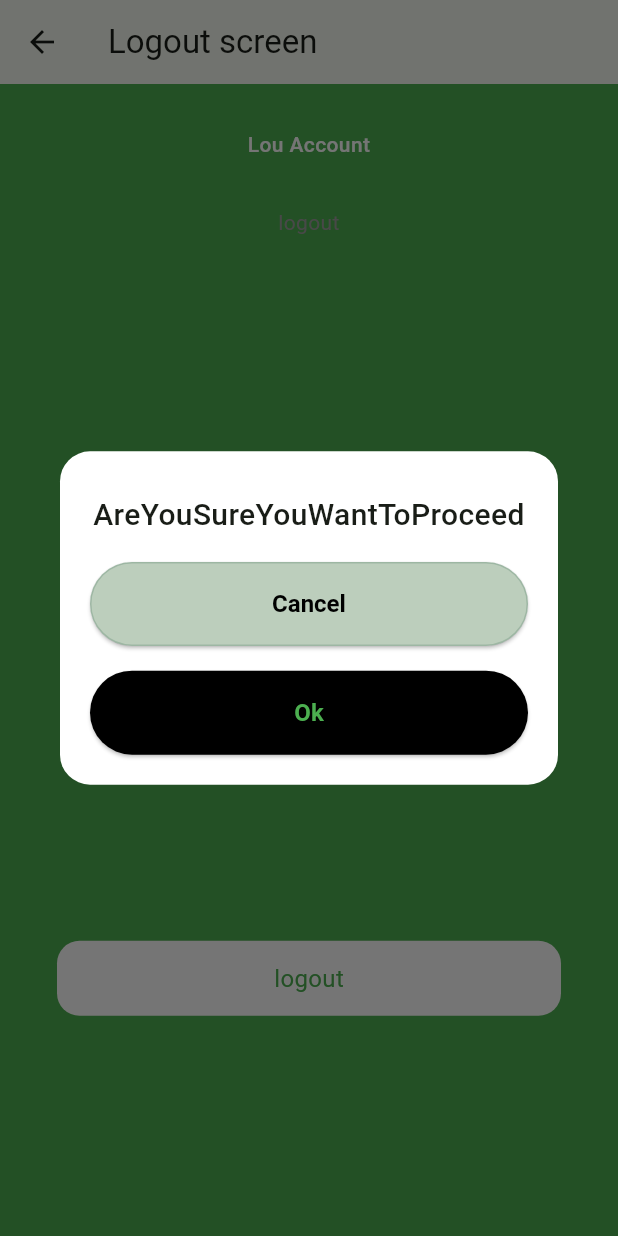
After one commit to farizfarooqui/EV-MobileApp, a Flutter app: the LogoutScreen screen opened directly, after a tap on "logout", on a phone screen of 412 x 824 dp. The commit adds this screen. Run offline on Flutter 3.47's test engine with Material 3 defaults, Android fonts, the phone set to English and light mode, and no system bars; our stand-ins replace circle_nav_bar, cloud_firestore, dio, firebase_auth, firebase_core, flutter_map and 8 more; missing offline and left inert: animated; accounts and stored records are empty; network calls fail.

```diff
--- /dev/null
+++ b/lib/Controller/LogoutController.dart
@@ -0,0 +1,39 @@
+import 'package:firebase_auth/firebase_auth.dart';
+import 'package:get/get.dart';
+import 'package:google_sign_in/google_sign_in.dart';
+import 'package:nobile/Constants/Utils.dart';
+import 'package:nobile/Controller/StationController.dart';
+import 'package:nobile/Views/MainNavBar.dart';
+import 'package:nobile/Views/WelcomeBackScreen.dart';
+
+class LogoutController extends GetxController {
+  RxBool logoutBtnLoading = false.obs;
+  RxBool deleteBtnLoading = false.obs;
+
+  final FirebaseAuth _auth = FirebaseAuth.instance;
+  final GoogleSignIn _googleSignIn = GoogleSignIn();
+
+  Future<void> logout() async {
+    logoutBtnLoading.value = true;
+    try {
+      bool hasInternet = await Utils.checkInternetConnection();
+      if (!hasInternet) {
+        Utils.showError("ERROR", "No internet connection");
+        return;
+      }
+
+      await _auth.signOut();
+      await _googleSignIn.signOut();
+
+      // Delete controllers before navigation
+      logoutBtnLoading.value = false;
+
+      Get.delete<StationController>();
+      Get.delete<MainNavBar>();
+      Get.offAll(() => WelcomeBackScreen());
+    } catch (e) {
+      Utils.showError("ERROR", "Something went wrong: ${e.toString()}");
+      logoutBtnLoading.value = false;
+    }
+  }
+}
--- /dev/null
+++ b/lib/Views/LogoutScreen.dart
@@ -0,0 +1,151 @@
+import 'package:flutter/material.dart';
+import 'package:get/get.dart';
+import 'package:nobile/Constants/Constants.dart';
+import 'package:nobile/Controller/LogoutController.dart';
+import 'package:nobile/Views/Widgets/CustomElevatedButton.dart';
+
+class LogoutScreen extends StatelessWidget {
+  const LogoutScreen({super.key});
+
+  @override
+  Widget build(BuildContext context) {
+    return Scaffold(
+      backgroundColor: colorPrimary,
+      appBar: AppBar(
+        title: const Text("Logout screen"),
+      ),
+      body: SizedBox(
+        height: MediaQuery.of(context).size.height * 0.8,
+        child: Padding(
+          padding: const EdgeInsets.all(30.0),
+          child: Column(
+            mainAxisAlignment: MainAxisAlignment.center,
+            crossAxisAlignment: CrossAxisAlignment.center,
+            children: [
+              const Text(
+                "Lou Account",
+                textAlign: TextAlign.center,
+                // textAlign: TextAlign.center,
+                style: TextStyle(
+                  fontSize: 14,
+                  color: colorSecondary,
+                  fontWeight: FontWeight.w500,
+                ),
+              ),
+              const SizedBox(height: 30),
+              BulletPoint(text: "logout"),
+              const Spacer(),
+              Padding(
+                padding: const EdgeInsets.all(8.0),
+                child:
+                    // LoaderButton2(
+                    //   buttonName: "delete".translate,
+                    //   onPressed: () {
+                    //     showConfirmationDialog();
+                    //   },
+                    // ),
+                    GestureDetector(
+                  onTap: () {
+                    showConfirmationDialog();
+                  },
+                  child: Container(
+                    height: 50,
+                    decoration: BoxDecoration(
+                      borderRadius: BorderRadius.circular(15),
+                      color: colorSecondary,
+                    ),
+                    child: const Center(
+                      child: Text(
+                        "logout",
+                        style: TextStyle(fontSize: 16, color: colorPrimary),
+                      ),
+                    ),
+                  ),
+                ),
+              ),
+            ],
+          ),
+        ),
+      ),
+    );
+  }
+
+  Future<void> showConfirmationDialog() async {
+    final LogoutController controller = Get.put(LogoutController());
+    Get.dialog(
+      Column(
+        mainAxisAlignment: MainAxisAlignment.center,
+        children: [
+          Padding(
+            padding: const EdgeInsets.symmetric(horizontal: 40),
+            child: Container(
+              decoration: const BoxDecoration(
+                color: Colors.white,
+                borderRadius: BorderRadius.all(
+                  Radius.circular(20),
+                ),
+              ),
+              child: Padding(
+                padding: const EdgeInsets.all(20.0),
+                child: Material(
+                  color: Colors.transparent,
+                  child: Column(
+                    children: [
+                      SizedBox(height: Get.height * 0.01),
+                      Text(
+                        "AreYouSureYouWantToProceed",
+                        textAlign: TextAlign.center,
+                        style: TextStyle(
+                            fontWeight: FontWeight.w500, fontSize: 20),
+                      ),
+                      SizedBox(height: Get.height * 0.02),
+                      CustomElevatedButton(
+                          fontWeight: FontWeight.bold,
+                          borderColor: const Color(0xff2e124c33),
+                          text: 'Cancel',
+                          backgroundColor: colorNavBar,
+                          onpress: () {
+                            Get.back();
+                          }),
+                      SizedBox(height: Get.height * 0.02),
+                      Obx(
+                        () => CustomElevatedButton(
+                            loading: controller.deleteBtnLoading.value,
+                            fontWeight: FontWeight.bold,
+                            // elevation: 2,
+                            text: 'Ok',
+                            textColor: colorPrimary,
+                            backgroundColor: Colors.black,
+                            onpress: () {
+                              controller.logout();
+                            }),
+                      )
+                    ],
+                  ),
+                ),
+              ),
+            ),
+          ),
+        ],
+      ),
+    );
+  }
+}
+
+class BulletPoint extends StatelessWidget {
+  final String text;
+
+  const BulletPoint({Key? key, required this.text}) : super(key: key);
+
+  @override
+  Widget build(BuildContext context) {
+    return Padding(
+      padding: const EdgeInsets.symmetric(vertical: 2),
+      child: Text(
+        text,
+        style: const TextStyle(fontSize: 14, color: Colors.grey),
+        textAlign: TextAlign.center,
+      ),
+    );
+  }
+}
--- a/pubspec.yaml
+++ b/pubspec.yaml
@@ -83,6 +83,7 @@ flutter:
   assets:
     - assets/images/
     - assets/SVG/
+    - assets/icons/
 
   # An image asset can refer to one or more resolution-specific "variants", see
   # https://flutter.dev/to/resolution-aware-images
```
Also changed, not shown: lib/Constants/Utils.dart (+10 -0 lines), lib/Controller/StationDetailController.dart (added, +33 -0 lines), lib/Views/HomeScreen.dart (+7 -3 lines), lib/Views/SettingsScreen.dart (+6 -1 lines), lib/Views/StationDetailsScreen.dart (+55 -48 lines), lib/Views/WelcomeBackScreen.dart (+20 -7 lines), assets/SVG/Google.svg (added), assets/SVG/Phone.svg (added), assets/SVG/email.svg (added), assets/SVG/eye-slash.svg (added), assets/SVG/eye.svg (added), assets/SVG/iphoneicon.svg (added), assets/SVG/password.svg (added).
